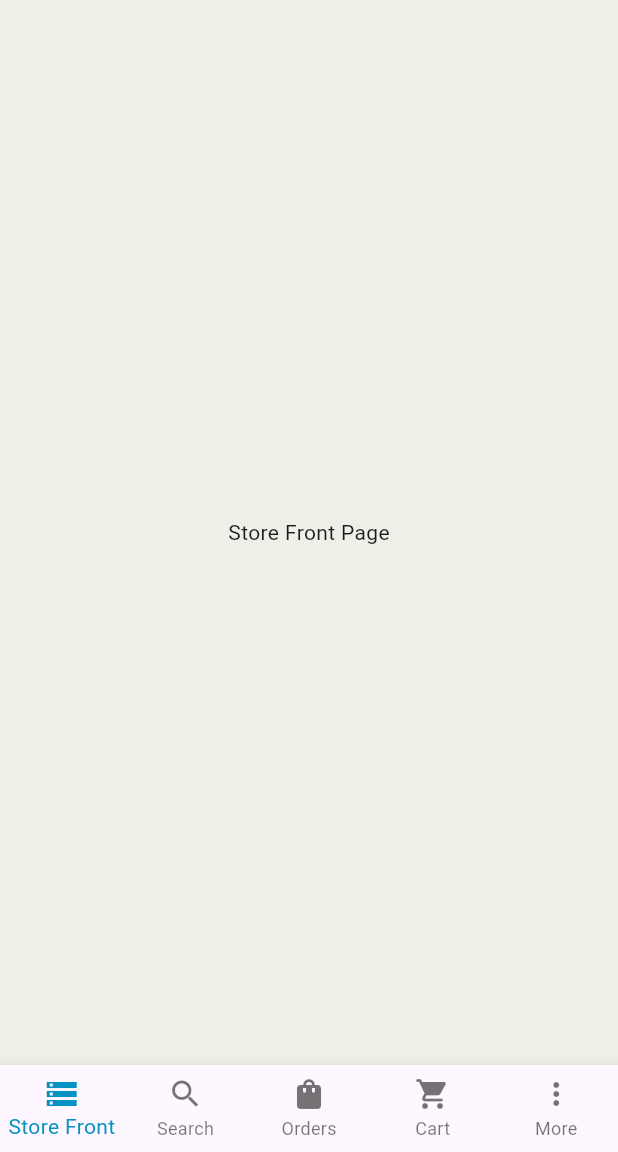
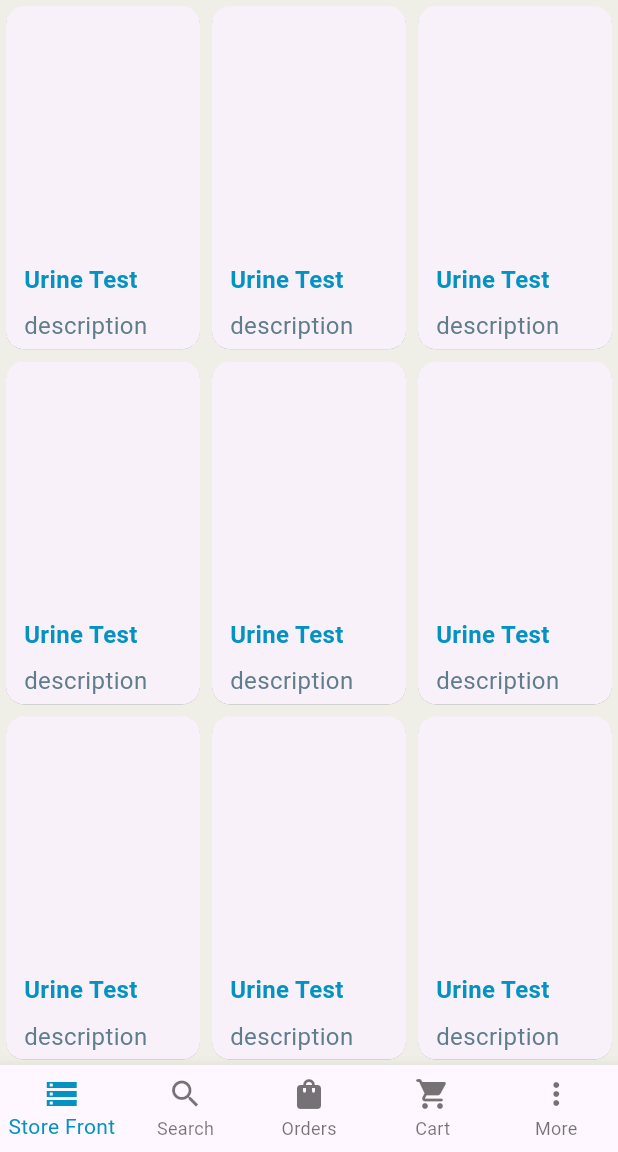
Before and after one commit to rosinekaranganwa/health-hub, a Flutter app: the screen it shows after launch, on a phone screen of 412 x 824 dp, the part 84-1236 px from its top. Run offline on Flutter 3.47's test engine with Material 2 defaults, Android fonts, the light colour scheme and no system bars; our stand-ins replace fl_chart.

Commit message:
store screen

```diff
--- a/lib/main.dart
+++ b/lib/main.dart
@@ -1,5 +1,7 @@
 import 'package:flutter/material.dart';
 import 'package:health_hub/screen/home/deliver_page.dart';
+
+
 
 void main() {
   runApp(const MyApp());
--- a/lib/screen/home/deliver_page.dart
+++ b/lib/screen/home/deliver_page.dart
@@ -1,4 +1,5 @@
 import 'package:flutter/material.dart';
+import 'package:health_hub/screen/home/store.dart';
 
 class DeliverPage extends StatefulWidget {
   const DeliverPage({Key? key});
@@ -38,8 +39,7 @@ class _DeliverPageState extends State<DeliverPage> {
         controller: _pageController,
         onPageChanged: _onPageChanged,
         children: <Widget>[
-          // Add your pages here
-          Center(child: Text("Store Front Page")),
+          Store(),
           Center(child: Text("Search Page")),
           Center(child: Text("Orders Page")),
           Center(child: Text("Cart Page")),
--- /dev/null
+++ b/lib/screen/home/store.dart
@@ -0,0 +1,69 @@
+import 'package:flutter/material.dart';
+
+class Store extends StatefulWidget {
+  const Store({super.key});
+
+  @override
+  State<Store> createState() => _StoreState();
+}
+
+class _StoreState extends State<Store> {
+  @override
+  Widget build(BuildContext context) {
+    return GridView.builder(
+        gridDelegate: SliverGridDelegateWithMaxCrossAxisExtent(
+        maxCrossAxisExtent: 200,
+        childAspectRatio: .58,
+    ),
+    itemBuilder: (context, index) {
+      return GestureDetector(
+        onTap: () {},
+        child: Card(
+          elevation: 0.1,
+          child: Column(
+            crossAxisAlignment: CrossAxisAlignment.start,
+            children: [
+              Expanded(
+                flex: 2,
+                child: Text(
+                  "",
+                  style: TextStyle(
+                    color: Theme
+                        .of(context)
+                        .colorScheme
+                        .primary,
+                    fontSize: 16,
+                    fontWeight: FontWeight.bold,
+                  ),
+                ),
+              ),
+              Padding(
+                padding: const EdgeInsets.only(
+                    left: 12.0, right: 4.0, top: 4.0, bottom: 4.0),
+                child: Text(
+                  "Urine Test",
+                  style: TextStyle(
+                    color: Color(0xFF0492C2),
+                    fontSize: 16,
+                    fontWeight: FontWeight.bold,
+                  ),
+                ),
+              ),
+              Padding(
+                padding: const EdgeInsets.only(
+                    left: 12.0, right: 4.0, top: 4.0, bottom: 4.0),
+                child: Text(
+                  "description",
+                  style: TextStyle(
+                    color: Colors.blueGrey,
+                    fontSize: 16,
+                  ),
+                ),
+              ),
+            ],
+          ),
+        ),
+      );
+    });
+    }
+    }
```
